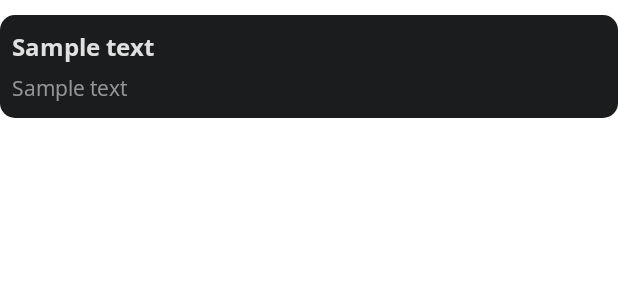
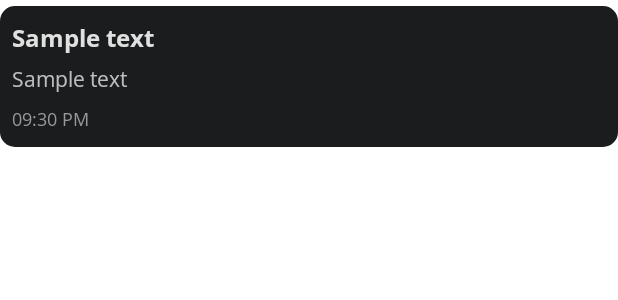
Before and after one commit to vismay02/Make-A-Note, an Android app: the layout notes_item_view.xml on its own in the app's theme, with its tools: preview values and no code run, on a phone screen of 412 x 824 dp. Shown: the top 300 px of the screen. Run offline under Robolectric (Android 15) with nearby library versions, the phone set to English and light mode, and no system bars.

Commit message:
Users will now see date/time for their notes.

```diff
--- a/app/build.gradle
+++ b/app/build.gradle
@@ -4,6 +4,8 @@ plugins {
     id 'kotlin-android-extensions'
     id 'kotlin-kapt'
     id("dagger.hilt.android.plugin")
+    id 'com.google.gms.google-services'
+    id 'com.google.firebase.crashlytics'
 }
 
 android {
@@ -79,6 +81,10 @@ dependencies {
     kapt("com.google.dagger:hilt-android-compiler:$hilt_version")
 
     coreLibraryDesugaring'com.android.tools:desugar_jdk_libs:1.1.6'
+
+    implementation platform('com.google.firebase:firebase-bom:31.2.2')
+    implementation 'com.google.firebase:firebase-crashlytics-ktx'
+    implementation 'com.google.firebase:firebase-analytics-ktx'
 }
 
 // Allow references to generated code
--- a/app/src/main/AndroidManifest.xml
+++ b/app/src/main/AndroidManifest.xml
@@ -13,7 +13,7 @@
         <activity
             android:name="com.vismay.makeanote.ui.createupdatenote.CreateUpdateNoteActivity"
             android:exported="false"
-            android:windowSoftInputMode="adjustResize"/>
+            android:windowSoftInputMode="adjustResize|stateVisible" />
         <activity
             android:name="com.vismay.makeanote.ui.notes.MainActivity"
             android:exported="true">
--- a/app/src/main/java/com/vismay/makeanote/ui/notes/MainActivity.kt
+++ b/app/src/main/java/com/vismay/makeanote/ui/notes/MainActivity.kt
@@ -2,13 +2,14 @@ package com.vismay.makeanote.ui.notes
 
 import android.os.Bundle
 import androidx.activity.viewModels
+import com.vismay.makeanote.R
 import com.vismay.makeanote.data.local.db.entity.NoteEntity
 import com.vismay.makeanote.databinding.ActivityMainBinding
 import com.vismay.makeanote.ui.base.BaseActivity
 import com.vismay.makeanote.ui.createupdatenote.CreateUpdateNoteActivity
 import com.vismay.makeanote.utils.Constants.KEY_NOTE_BUNDLE
 import com.vismay.makeanote.utils.extensions.ActivityExtension.launchActivity
-import com.vismay.makeanote.utils.extensions.ActivityExtension.showDeleteDialog
+import com.vismay.makeanote.utils.extensions.ActivityExtension.showAlertDialog
 import dagger.hilt.android.AndroidEntryPoint
 
 @AndroidEntryPoint
@@ -28,7 +29,7 @@ class MainActivity : BaseActivity<ActivityMainBinding, MainActivityViewModel>()
         viewModel.getNotes.observe(this) { notes ->
             mViewBinding.notesRecycler.adapter = NotesAdapter(notes) { noteClick ->
                 if (noteClick.second) {
-                    showDeleteDialog() {
+                    showAlertDialog(R.layout.dialog_alert) {
                         viewModel.deleteNote(noteClick.first)
                     }
                     return@NotesAdapter
--- a/app/src/main/java/com/vismay/makeanote/ui/notes/NotesAdapter.kt
+++ b/app/src/main/java/com/vismay/makeanote/ui/notes/NotesAdapter.kt
@@ -6,6 +6,7 @@ import androidx.recyclerview.widget.RecyclerView
 import com.vismay.makeanote.data.local.db.entity.NoteEntity
 import com.vismay.makeanote.databinding.NotesItemViewBinding
 import com.vismay.makeanote.utils.Constants
+import com.vismay.makeanote.utils.extensions.DateExtensions.getFormattedDate
 
 class NotesAdapter(
     private val notes: List<NoteEntity>,
@@ -60,6 +61,7 @@ class NotesAdapter(
                 }
                 textTitle.text = title
                 textDescription.text = description
+                textDateTime.text = item.date?.getFormattedDate()
             }
         }
     }
--- a/app/src/main/res/layout/activity_create_update_note.xml
+++ b/app/src/main/res/layout/activity_create_update_note.xml
@@ -30,6 +30,7 @@
             android:layout_width="match_parent"
             android:layout_height="match_parent"
             android:background="@color/black"
+            android:fontFamily="@font/opensans_regular"
             android:gravity="top"
             android:textColor="@color/white" />
 
--- a/app/src/main/res/layout/dialog_alert.xml
+++ b/app/src/main/res/layout/dialog_alert.xml
@@ -41,7 +41,6 @@
         android:layout_width="wrap_content"
         android:layout_height="wrap_content"
         android:layout_marginTop="@dimen/_12dp"
-        android:layout_marginEnd="@dimen/_24dp"
         android:layout_marginBottom="@dimen/_8dp"
         android:background="@null"
         android:fontFamily="@font/opensans_semibold"
--- a/app/src/main/res/layout/notes_item_view.xml
+++ b/app/src/main/res/layout/notes_item_view.xml
@@ -2,10 +2,10 @@
 <androidx.constraintlayout.widget.ConstraintLayout xmlns:android="http://schemas.android.com/apk/res/android"
     xmlns:app="http://schemas.android.com/apk/res-auto"
     xmlns:tools="http://schemas.android.com/tools"
+    android:id="@+id/constraint_layout_note_root"
     android:layout_width="match_parent"
     android:layout_height="wrap_content"
-    android:layout_marginVertical="@dimen/_10dp"
-    android:id="@+id/constraint_layout_note_root"
+    android:layout_marginVertical="@dimen/_4dp"
     android:background="@drawable/rounded_rectangle"
     android:paddingVertical="@dimen/_10dp">
 
@@ -14,10 +14,10 @@
         android:layout_width="0dp"
         android:layout_height="wrap_content"
         android:layout_marginHorizontal="@dimen/_8dp"
+        android:alpha="0.87"
         android:ellipsize="end"
         android:fontFamily="@font/opensans_bold"
         android:maxLines="1"
-        android:alpha="0.87"
         android:textAlignment="viewStart"
         android:textColor="@color/white"
         android:textSize="@dimen/_16sp"
@@ -32,17 +32,33 @@
         android:layout_height="wrap_content"
         android:layout_marginHorizontal="@dimen/_8dp"
         android:layout_marginTop="@dimen/_6dp"
+        android:alpha="0.8"
         android:ellipsize="end"
-        android:alpha="0.60"
         android:fontFamily="@font/opensans_regular"
         android:maxLines="1"
         android:textAlignment="viewStart"
         android:textColor="@color/mercury"
         android:textSize="@dimen/_14sp"
-        app:layout_constraintBottom_toBottomOf="parent"
         app:layout_constraintEnd_toEndOf="parent"
         app:layout_constraintStart_toStartOf="parent"
         app:layout_constraintTop_toBottomOf="@+id/text_title"
         tools:text="Sample text" />
 
+    <androidx.appcompat.widget.AppCompatTextView
+        android:id="@+id/text_date_time"
+        android:layout_width="0dp"
+        android:layout_height="wrap_content"
+        android:layout_marginHorizontal="@dimen/_8dp"
+        android:layout_marginTop="@dimen/_8dp"
+        android:fontFamily="@font/opensans_regular"
+        android:maxLines="1"
+        android:textAlignment="viewStart"
+        android:textColor="@color/grey"
+        android:textSize="@dimen/_12sp"
+        app:layout_constraintBottom_toBottomOf="parent"
+        app:layout_constraintEnd_toEndOf="parent"
+        app:layout_constraintStart_toStartOf="parent"
+        app:layout_constraintTop_toBottomOf="@+id/text_description"
+        tools:text="09:30 PM" />
+
 </androidx.constraintlayout.widget.ConstraintLayout>
--- a/settings.gradle
+++ b/settings.gradle
@@ -1,9 +1,10 @@
 dependencyResolutionManagement {
-    repositoriesMode.set(RepositoriesMode.FAIL_ON_PROJECT_REPOS)
+    repositoriesMode.set(RepositoriesMode.PREFER_SETTINGS)
     repositories {
         google()
         mavenCentral()
         jcenter() // Warning: this repository is going to shut down soon
+        maven { url 'https://jitpack.io' }
     }
 }
 rootProject.name = "Make A Note"
```
Also changed, not shown: app/src/main/java/com/vismay/makeanote/ui/createupdatenote/CreateUpdateNoteActivity.kt (+8 -17 lines), app/src/main/java/com/vismay/makeanote/ui/createupdatenote/CreateUpdateViewModel.kt (+4 -4 lines), app/src/main/java/com/vismay/makeanote/utils/extensions/ActivityExtension.kt (+7 -3 lines), app/src/main/java/com/vismay/makeanote/utils/extensions/DateExtensions.kt (+9 -2 lines), build.gradle (+11 -0 lines).
